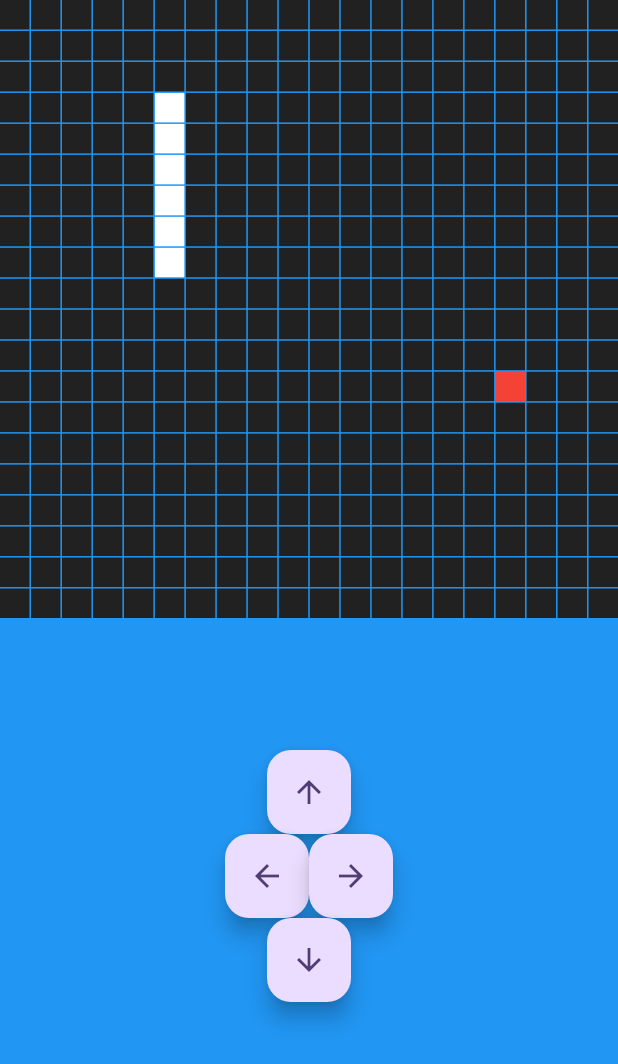
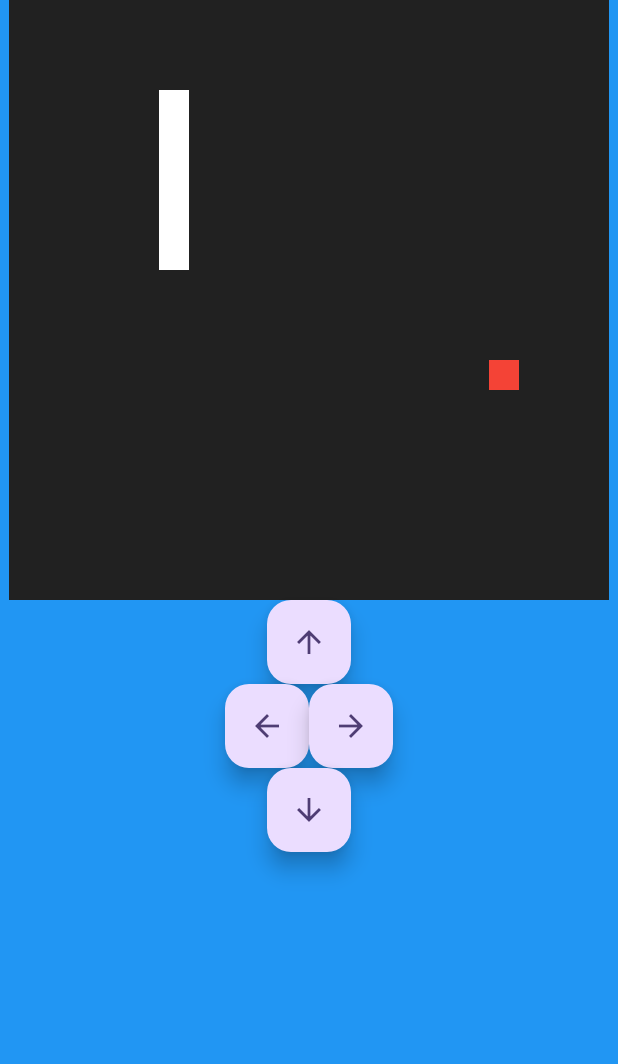
Before and after one commit to SaugatPoudell/snakegame, a Flutter app: the screen it shows after launch, on a phone screen of 412 x 824 dp. Shown: the top 1064 px of the screen. Run offline on Flutter 3.47's test engine with Material 3 defaults, Android fonts, the phone set to English and light mode, and no system bars.

Commit message:
UI better

```diff
--- a/lib/snake.dart
+++ b/lib/snake.dart
@@ -75,10 +75,11 @@ void initState() {
           body: Column(
             children:[
               SizedBox(
-                height: 500.0,
+                height: 400.0,
+                width:400,
                  child:GridView.builder(
                   itemCount:400,
-              gridDelegate: SliverGridDelegateWithFixedCrossAxisCount(crossAxisCount: 20,crossAxisSpacing:1,mainAxisSpacing: 1),
+              gridDelegate: SliverGridDelegateWithFixedCrossAxisCount(crossAxisCount: 20,crossAxisSpacing:0,mainAxisSpacing:0),
                itemBuilder:(context,index){
                 if(index==bait)
                 {
@@ -89,7 +90,7 @@ void initState() {
                 if(Snake.contains(index))
                 {
                   return Container(
-                    color: Colors.white,
+                    color: Colors.white
                   );
                 }
                 if(Snake.last==bait)
```
